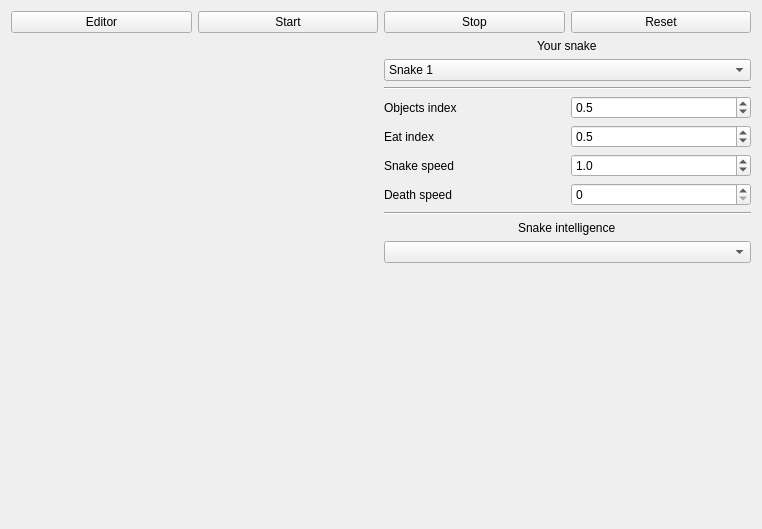
The window that GameWindow.ui (Nexen23/Snake) describes before a commit, drawn with Qt 5.
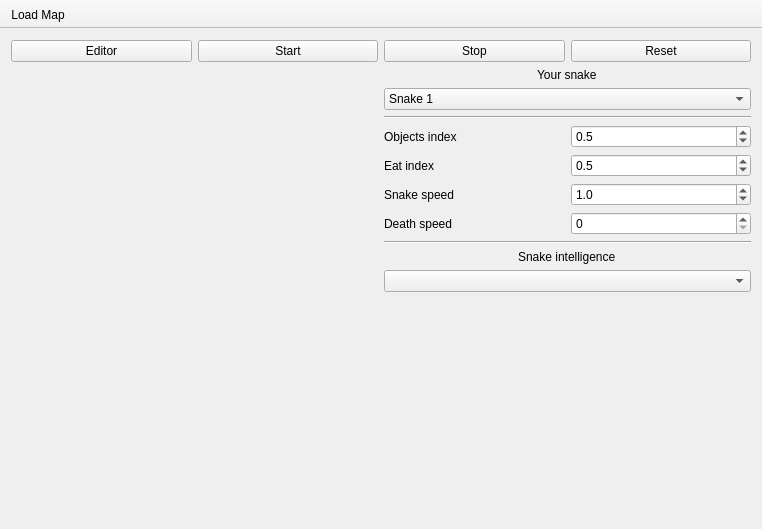
The same window after the commit. Icons and pictures are not drawn.

Commit message: add toolbar in editor and game windows

```diff
--- a/GameWindow.ui
+++ b/GameWindow.ui
@@ -233,6 +233,54 @@
     </rect>
    </property>
   </widget>
+  <widget class="QToolBar" name="toolBar">
+   <property name="sizePolicy">
+    <sizepolicy hsizetype="Preferred" vsizetype="Fixed">
+     <horstretch>0</horstretch>
+     <verstretch>0</verstretch>
+    </sizepolicy>
+   </property>
+   <property name="contextMenuPolicy">
+    <enum>Qt::DefaultContextMenu</enum>
+   </property>
+   <property name="windowTitle">
+    <string>toolBar</string>
+   </property>
+   <property name="layoutDirection">
+    <enum>Qt::LeftToRight</enum>
+   </property>
+   <property name="movable">
+    <bool>false</bool>
+   </property>
+   <property name="allowedAreas">
+    <set>Qt::AllToolBarAreas</set>
+   </property>
+   <property name="toolButtonStyle">
+    <enum>Qt::ToolButtonIconOnly</enum>
+   </property>
+   <property name="floatable">
+    <bool>true</bool>
+   </property>
+   <attribute name="toolBarArea">
+    <enum>TopToolBarArea</enum>
+   </attribute>
+   <attribute name="toolBarBreak">
+    <bool>false</bool>
+   </attribute>
+   <addaction name="actionLoad_Map"/>
+  </widget>
+  <action name="actionLoad_Map">
+   <property name="icon">
+    <iconset resource="res.qrc">
+     <normaloff>:/img/menu/load.png</normaloff>:/img/menu/load.png</iconset>
+   </property>
+   <property name="text">
+    <string>Load Map</string>
+   </property>
+   <property name="shortcut">
+    <string>Ctrl+O</string>
+   </property>
+  </action>
  </widget>
  <layoutdefault spacing="6" margin="11"/>
  <resources/>
```
Left out of the diff: 6 changed lines with no effect on the pictures. The commit also changes 8 other files.
